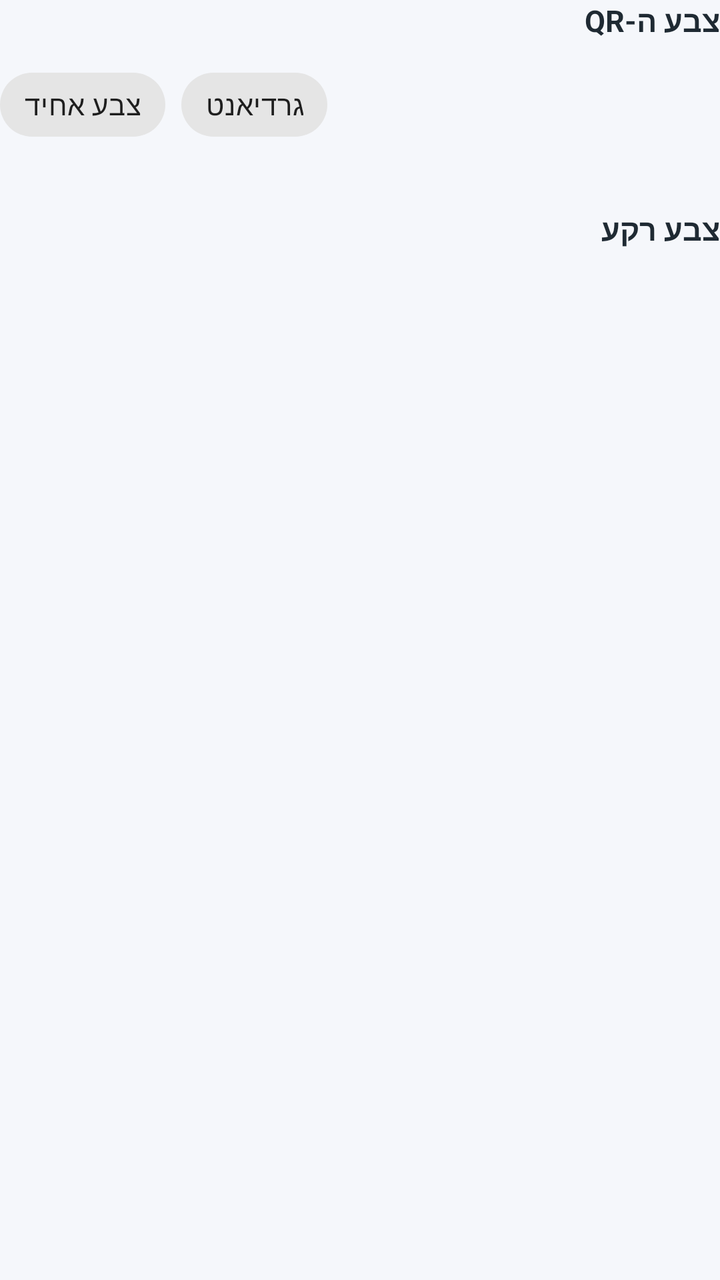
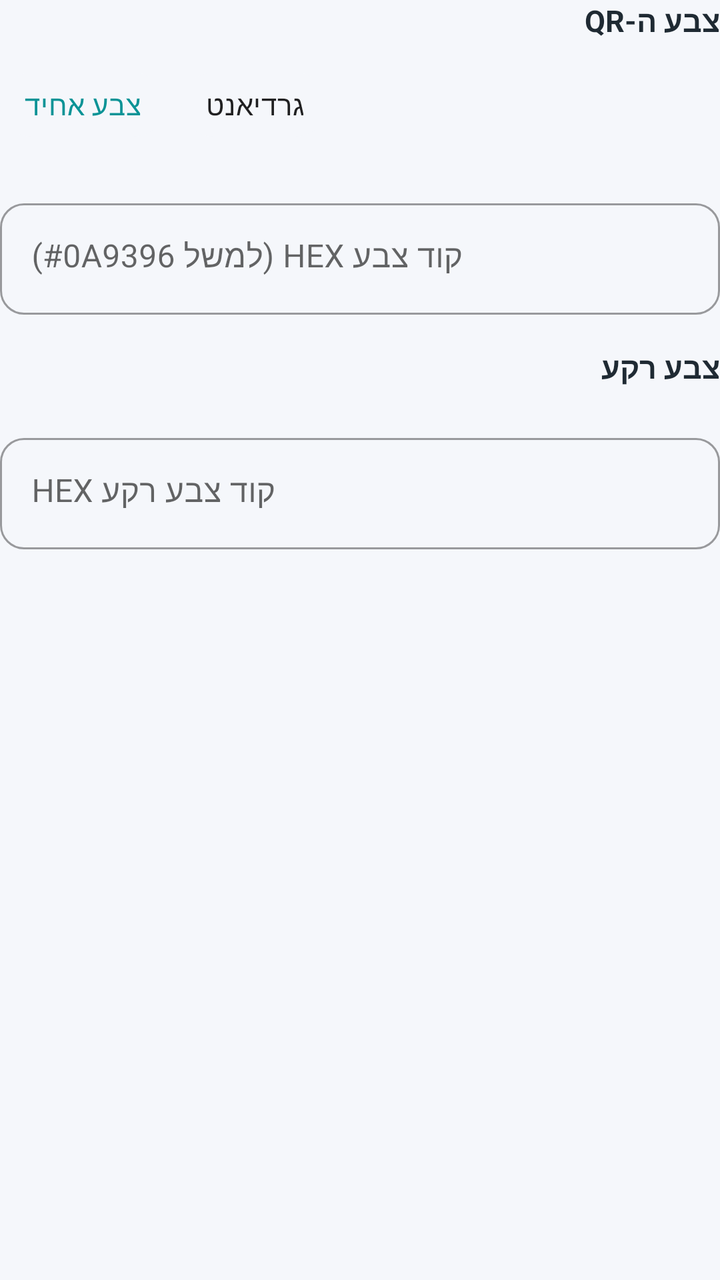

Screens rendered from an Android XML layout before and after an edit, with the pre-edit source and the edit as a unified diff.
<!-- AndroidManifest.xml: application theme Theme.MyApplication -->
<!-- res/layout/layout_qr_style_color.xml -->
<?xml version="1.0" encoding="utf-8"?>
<LinearLayout xmlns:android="http://schemas.android.com/apk/res/android"
    xmlns:app="http://schemas.android.com/apk/res-auto"
    android:layout_width="match_parent"
    android:layout_height="wrap_content"
    android:orientation="vertical">

    <TextView
        android:layout_width="wrap_content"
        android:layout_height="wrap_content"
        android:layout_gravity="end"
        android:text="צבע ה-QR"
        android:textColor="@color/text_main"
        android:textSize="15sp"
        android:textStyle="bold" />

    <com.google.android.material.chip.ChipGroup
        android:id="@+id/colorModeGroup"
        android:layout_width="match_parent"
        android:layout_height="wrap_content"
        android:layout_marginTop="8dp"
        app:singleSelection="true">

        <com.google.android.material.chip.Chip
            android:id="@+id/modeSolid"
            style="@style/Widget.MaterialComponents.Chip.Choice"
            android:layout_width="wrap_content"
            android:layout_height="wrap_content"
            android:text="צבע אחיד" />

        <com.google.android.material.chip.Chip
            android:id="@+id/modeGradient"
            style="@style/Widget.MaterialComponents.Chip.Choice"
            android:layout_width="wrap_content"
            android:layout_height="wrap_content"
            android:text="גרדיאנט" />
    </com.google.android.material.chip.ChipGroup>

    <androidx.recyclerview.widget.RecyclerView
        android:id="@+id/fgColorRecyclerView"
        android:layout_width="match_parent"
        android:layout_height="wrap_content"
        android:layout_marginTop="12dp"
        android:orientation="horizontal"
        app:layoutManager="androidx.recyclerview.widget.LinearLayoutManager" />

    <TextView
        android:layout_width="wrap_content"
        android:layout_height="wrap_content"
        android:layout_gravity="end"
        android:layout_marginTop="16dp"
        android:text="צבע רקע"
        android:textColor="@color/text_main"
        android:textSize="15sp"
        android:textStyle="bold" />

    <androidx.recyclerview.widget.RecyclerView
        android:id="@+id/bgColorRecyclerView"
        android:layout_width="match_parent"
        android:layout_height="wrap_content"
        android:layout_marginTop="12dp"
        android:orientation="horizontal"
        app:layoutManager="androidx.recyclerview.widget.LinearLayoutManager" />

</LinearLayout>
<!-- resources referenced by this layout -->
<resources>
  <color name="text_main">#1F2A33</color>
  <style name="Theme.MyApplication" parent="Theme.MaterialComponents.Light.NoActionBar">
          <item name="colorPrimary">@color/primary</item>
          <item name="colorPrimaryVariant">@color/primary_variant</item>
          <item name="colorOnPrimary">@color/on_primary</item>
          <item name="android:windowBackground">@color/background</item>
          <item name="android:statusBarColor">@color/background</item>
          <item name="android:windowLightStatusBar">true</item>
      </style>
  <color name="primary">#0A9396</color>
  <color name="primary_variant">#005F73</color>
  <color name="on_primary">#FFFFFF</color>
  <color name="background">#F5F7FB</color>
</resources>

<!-- the commit's change to res/layout/layout_qr_style_color.xml (unified diff, before → after) -->
@@ -19,6 +19,7 @@
         android:layout_width="match_parent"
         android:layout_height="wrap_content"
         android:layout_marginTop="8dp"
+        android:gravity="end"
         app:singleSelection="true">
 
         <com.google.android.material.chip.Chip
@@ -26,23 +27,118 @@
             style="@style/Widget.MaterialComponents.Chip.Choice"
             android:layout_width="wrap_content"
             android:layout_height="wrap_content"
-            android:text="צבע אחיד" />
+            android:checked="true"
+            android:text="צבע אחיד"
+            app:chipBackgroundColor="@color/background" />
 
         <com.google.android.material.chip.Chip
             android:id="@+id/modeGradient"
             style="@style/Widget.MaterialComponents.Chip.Choice"
             android:layout_width="wrap_content"
             android:layout_height="wrap_content"
-            android:text="גרדיאנט" />
+            android:text="גרדיאנט"
+            app:chipBackgroundColor="@color/background" />
     </com.google.android.material.chip.ChipGroup>
 
+    
     <androidx.recyclerview.widget.RecyclerView
         android:id="@+id/fgColorRecyclerView"
         android:layout_width="match_parent"
         android:layout_height="wrap_content"
         android:layout_marginTop="12dp"
-        android:orientation="horizontal"
-        app:layoutManager="androidx.recyclerview.widget.LinearLayoutManager" />
+        android:clipToPadding="false"
+        android:paddingHorizontal="16dp" />
+
+    
+    <LinearLayout
+        android:id="@+id/gradientPanel"
+        android:layout_width="match_parent"
+        android:layout_height="wrap_content"
+        android:layout_marginTop="12dp"
+        android:orientation="vertical"
+        android:visibility="gone">
+
+        <LinearLayout
+            android:layout_width="match_parent"
+            android:layout_height="wrap_content"
+            android:gravity="center_vertical"
+            android:orientation="horizontal">
+            <com.google.android.material.textfield.TextInputLayout
+                android:layout_width="0dp"
+                android:layout_height="wrap_content"
+                android:layout_weight="1"
+                android:hint="צבע סיום"
+                app:boxCornerRadiusBottomEnd="8dp"
+                app:boxCornerRadiusBottomStart="8dp"
+                app:boxCornerRadiusTopEnd="8dp"
+                app:boxCornerRadiusTopStart="8dp">
+                <com.google.android.material.textfield.TextInputEditText
+                    android:id="@+id/gradientEndInput"
+                    android:layout_width="match_parent"
+                    android:layout_height="wrap_content"
+                    android:gravity="end"
+                    android:inputType="text"
+                    android:text="#0A9396"
+                    android:textSize="12sp" />
+            </com.google.android.material.textfield.TextInputLayout>
+            <View android:layout_width="8dp" android:layout_height="0dp" />
+            <com.google.android.material.textfield.TextInputLayout
+                android:layout_width="0dp"
+                android:layout_height="wrap_content"
+                android:layout_weight="1"
+                android:hint="צבע התחלה"
+                app:boxCornerRadiusBottomEnd="8dp"
+                app:boxCornerRadiusBottomStart="8dp"
+                app:boxCornerRadiusTopEnd="8dp"
+                app:boxCornerRadiusTopStart="8dp">
+                <com.google.android.material.textfield.TextInputEditText
+                    android:id="@+id/gradientStartInput"
+                    android:layout_width="match_parent"
+                    android:layout_height="wrap_content"
+                    android:gravity="end"
+                    android:inputType="text"
+                    android:text="#111111"
+                    android:textSize="12sp" />
+            </com.google.android.material.textfield.TextInputLayout>
+        </LinearLayout>
+
+        <TextView
+            android:layout_width="wrap_content"
+            android:layout_height="wrap_content"
+            android:layout_gravity="end"
+            android:layout_marginTop="12dp"
+            android:text="זווית הגרדיאנט"
+            android:textColor="@color/sub_text"
+            android:textSize="12sp" />
+
+        <com.google.android.material.slider.Slider
+            android:id="@+id/gradientAngleSlider"
+            android:layout_width="match_parent"
+            android:layout_height="wrap_content"
+            android:valueFrom="0"
+            android:valueTo="360"
+            app:labelBehavior="withinBounds" />
+    </LinearLayout>
+
+    <com.google.android.material.textfield.TextInputLayout
+        android:id="@+id/fgHexLayout"
+        style="@style/Widget.MaterialComponents.TextInputLayout.OutlinedBox"
+        android:layout_width="match_parent"
+        android:layout_height="wrap_content"
+        android:layout_marginTop="8dp"
+        android:hint="קוד צבע HEX (למשל #0A9396)"
+        app:boxCornerRadiusBottomEnd="12dp"
+        app:boxCornerRadiusBottomStart="12dp"
+        app:boxCornerRadiusTopEnd="12dp"
+        app:boxCornerRadiusTopStart="12dp">
+        <com.google.android.material.textfield.TextInputEditText
+            android:id="@+id/fgHexInput"
+            android:layout_width="match_parent"
+            android:layout_height="wrap_content"
+            android:gravity="end"
+            android:inputType="text"
+            android:maxLength="7" />
+    </com.google.android.material.textfield.TextInputLayout>
 
     <TextView
         android:layout_width="wrap_content"
@@ -59,7 +155,27 @@
         android:layout_width="match_parent"
         android:layout_height="wrap_content"
         android:layout_marginTop="12dp"
-        android:orientation="horizontal"
-        app:layoutManager="androidx.recyclerview.widget.LinearLayoutManager" />
+        android:clipToPadding="false"
+        android:paddingHorizontal="16dp" />
+
+    <com.google.android.material.textfield.TextInputLayout
+        android:id="@+id/bgHexLayout"
+        style="@style/Widget.MaterialComponents.TextInputLayout.OutlinedBox"
+        android:layout_width="match_parent"
+        android:layout_height="wrap_content"
+        android:layout_marginTop="8dp"
+        android:hint="קוד צבע רקע HEX"
+        app:boxCornerRadiusBottomEnd="12dp"
+        app:boxCornerRadiusBottomStart="12dp"
+        app:boxCornerRadiusTopEnd="12dp"
+        app:boxCornerRadiusTopStart="12dp">
+        <com.google.android.material.textfield.TextInputEditText
+            android:id="@+id/bgHexInput"
+            android:layout_width="match_parent"
+            android:layout_height="wrap_content"
+            android:gravity="end"
+            android:inputType="text"
+            android:maxLength="7" />
+    </com.google.android.material.textfield.TextInputLayout>
 
 </LinearLayout>
<!-- resource entries referenced after the edit -->
@@ -13,5 +13,6 @@
   <color name="primary_variant">#005F73</color>
   <color name="on_primary">#FFFFFF</color>
   <color name="background">#F5F7FB</color>
+  <color name="sub_text">#6B7280</color>
 </resources>
 
